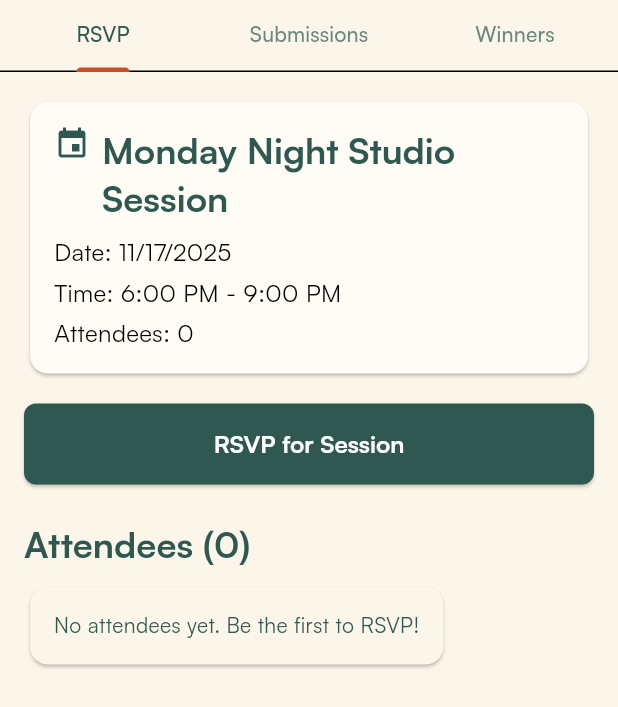
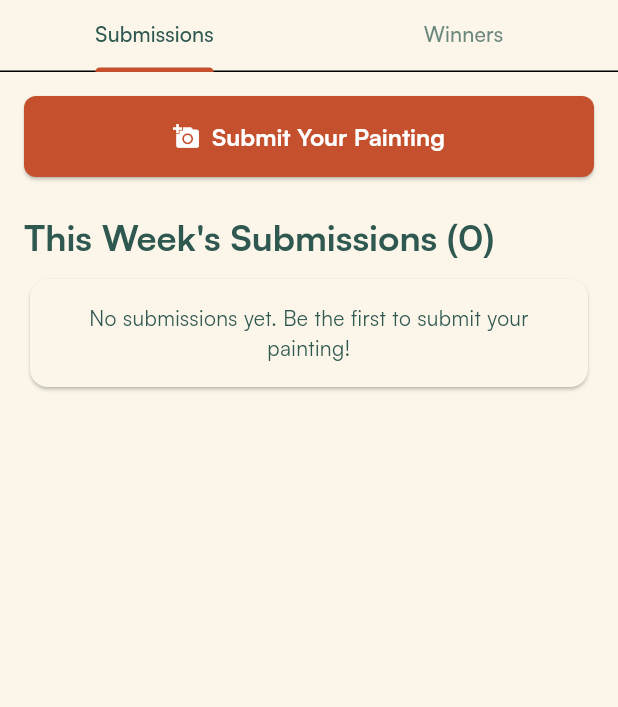
Before and after one commit to starogre/hundredheadssociety, a Flutter app: the WeeklySessionsScreen screen opened by its route, after a tap on "Create New Session", on a phone screen of 412 x 824 dp. Shown: the top 707 px of the screen. Run offline on Flutter 3.47's test engine with Material 3 defaults, Android fonts, the light colour scheme and no system bars; our stand-ins replace cached_network_image, cloud_firestore, cloud_functions, firebase_auth, firebase_core, firebase_crashlytics and 10 more; missing offline and left inert: app_settings, photo_manager, photo_manager_image_provider, wechat_assets_picker; accounts and stored records are empty; network calls fail.

Commit message:
Part 1: Remove RSVP and rename to Weekly Awards
COMPLETED CHANGES:

ISSUE 1: Remove RSVP Feature ✅
- Removed RSVP tab from Weekly Sessions
- Changed TabController length from 3 to 2
- Removed _buildRsvpTab from TabBarView
- Only Submissions and Winners tabs remain
- Users now pay on website for session access

ISSUE 3: Rename to Weekly Awards ✅
- Changed bottom navigation label: 'Weekly Sessions' → 'Weekly Awards'
- Changed bottom navigation icon: calendar → trophy (duotone)
- Changed app bar title: 'Weekly Sessions' → 'Weekly Awards'
- More accurate name reflecting the competitive/awards nature

FILES CHANGED:
- lib/screens/weekly_sessions_screen.dart (RSVP removal)
- lib/screens/dashboard_screen.dart (rename + icon)

REMAINING WORK:
- Auto-select portrait based on model/date
- Add 'This Week's Model' section
- Improve zero-state UI with duotone icons
- Convert Edit Profile to full screen
- Change submit button icon

```diff
--- a/lib/screens/dashboard_screen.dart
+++ b/lib/screens/dashboard_screen.dart
@@ -187,8 +187,8 @@ class _DashboardScreenState extends State<DashboardScreen> {
               label: 'Profile',
             ),
             BottomNavigationBarItem(
-              icon: PhosphorIcon(PhosphorIconsDuotone.calendar),
-              label: 'Weekly Sessions',
+              icon: PhosphorIcon(PhosphorIconsDuotone.trophy),
+              label: 'Weekly Awards',
             ),
           ];
         }
@@ -242,7 +242,7 @@ class _DashboardScreenState extends State<DashboardScreen> {
               ),
             );
           } else if (_selectedIndex == 3) {
-            appBarTitle = 'Weekly Sessions';
+            appBarTitle = 'Weekly Awards';
           }
         }
 
--- a/lib/screens/weekly_sessions_screen.dart
+++ b/lib/screens/weekly_sessions_screen.dart
@@ -23,7 +23,7 @@ class _WeeklySessionsScreenState extends State<WeeklySessionsScreen>
   @override
   void initState() {
     super.initState();
-    _tabController = TabController(length: 3, vsync: this);
+    _tabController = TabController(length: 2, vsync: this);
 
     // Initialize the weekly session provider
     WidgetsBinding.instance.addPostFrameCallback((_) {
@@ -83,7 +83,6 @@ class _WeeklySessionsScreenState extends State<WeeklySessionsScreen>
                   labelColor: AppColors.forestGreen,
                   unselectedLabelColor: AppColors.forestGreen.withValues(alpha: 0.7),
                   tabs: const [
-                    Tab(text: 'RSVP'),
                     Tab(text: 'Submissions'),
                     Tab(text: 'Winners'),
                   ],
@@ -92,7 +91,6 @@ class _WeeklySessionsScreenState extends State<WeeklySessionsScreen>
                   child: TabBarView(
                     controller: _tabController,
                     children: [
-                      _buildRsvpTab(context, weeklySessionProvider, currentSession),
                       _buildSubmissionsTab(context, weeklySessionProvider, currentSession),
                       _buildWinnersTab(context, weeklySessionProvider),
                     ],
```
